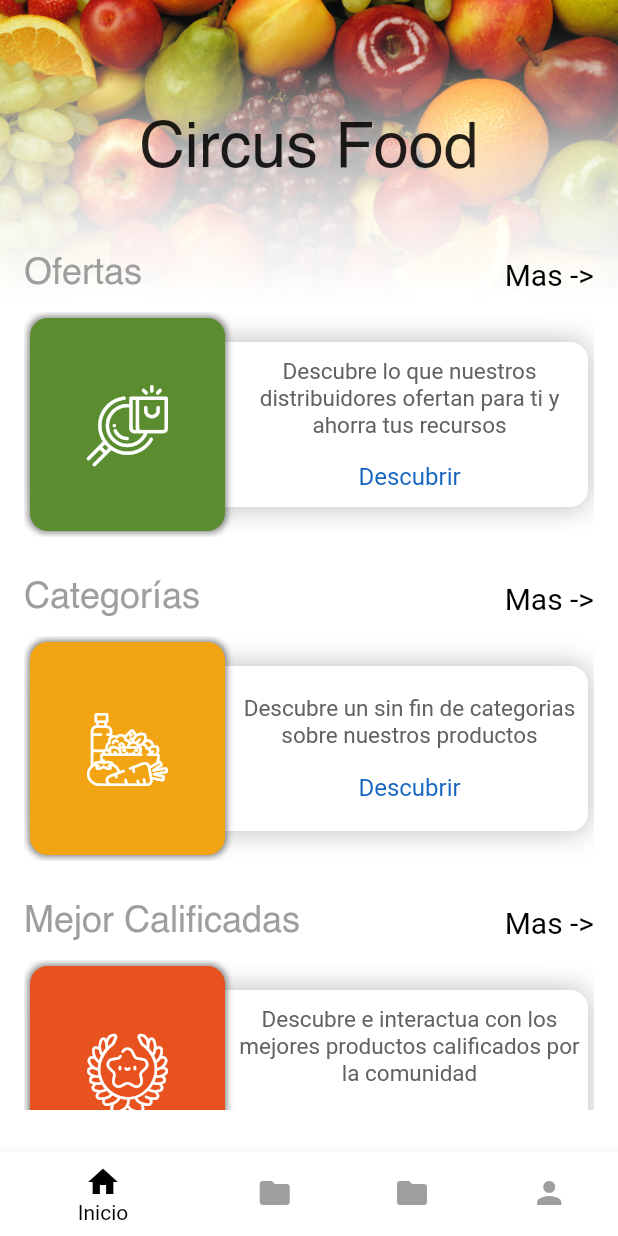
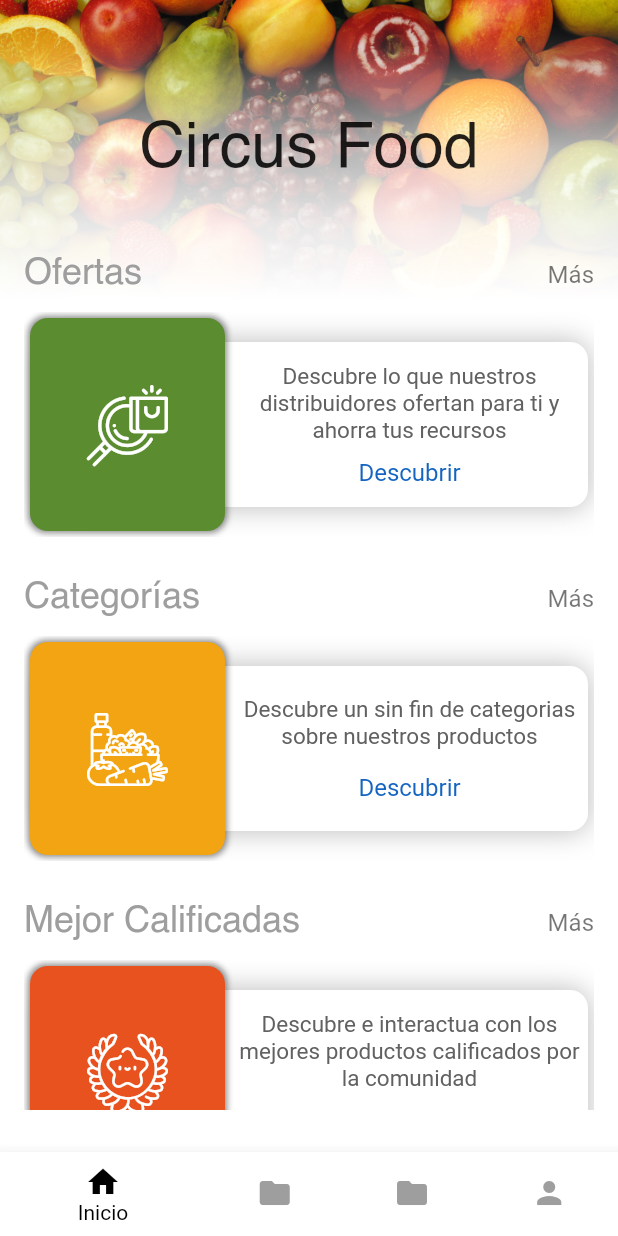
Before and after one commit to aurora-soft/aurora-fruts, a Flutter app: the screen it shows after launch, on a phone screen of 412 x 824 dp. Run offline on Flutter 3.47's test engine with Material 2 defaults, Android fonts, the phone set to English and light mode, and no system bars.

Commit message:
add changes physics

```diff
--- a/lib/main.dart
+++ b/lib/main.dart
@@ -29,8 +29,8 @@ class MyApp extends StatelessWidget {
           ),
           button: TextStyle(
             fontWeight: FontWeight.w400,
-            color: Colors.black,
-            fontSize: 20.0
+            color: Colors.black54,
+            fontSize: 16.0
           ),
           overline: TextStyle(
             fontFamily: 'Helvetica',
--- a/lib/ui/pages/home/widgets/cards.dart
+++ b/lib/ui/pages/home/widgets/cards.dart
@@ -7,7 +7,8 @@ class CardSection extends StatefulWidget {
   final double flex;
   final String color;
   final IconData icon;
-  CardSection({this.title, this.flex = 0.0, this.color, this.description,this.icon});
+  CardSection(
+      {this.title, this.flex = 0.0, this.color, this.description, this.icon});
 
   @override
   _CardSectionState createState() => _CardSectionState();
@@ -42,7 +43,7 @@ class _CardSectionState extends State<CardSection> {
                     style: Theme.of(context).textTheme.overline),
                 InkWell(
                     onTap: _activateScroll,
-                    child: Text('Mas ->',
+                    child: Text(isScrolling ? 'Ver todo' : 'Más',
                         style: Theme.of(context).textTheme.button)),
               ],
             ),
@@ -61,6 +62,9 @@ class _CardSectionState extends State<CardSection> {
                     color: widget.color,
                     isScrolling: isScrolling,
                     icon: widget.icon,
+                    ontap: (activate) {
+                      setState(() => isScrolling = activate);
+                    },
                   ),
                   for (int i = 0; i < 5; i++)
                     CardElement(
@@ -91,24 +95,36 @@ class CardInformation extends StatefulWidget {
   final String color;
   final String description;
   final IconData icon;
-  CardInformation({this.color, this.description, this.isScrolling, this.icon});
+  final Function(bool) ontap;
+  CardInformation(
+      {this.color, this.description, this.isScrolling, this.icon, this.ontap});
   @override
   _CardInformationState createState() => _CardInformationState();
 }
 
 class _CardInformationState extends State<CardInformation> {
   Widget _cover() {
-    return Container(
+    return InkWell(
+      onTap: () {
+        widget.ontap(false);
+      },
+      child: Container(
         height: 150.0,
         width: 130.0,
         decoration: BoxDecoration(
             color: config.convertColor(widget.color),
             borderRadius: BorderRadius.circular(12.0),
             boxShadow: [
-            BoxShadow(color: Colors.black45, blurRadius: 3.0, spreadRadius: 1.0)
+              BoxShadow(
+                  color: Colors.black45, blurRadius: 3.0, spreadRadius: 1.0)
             ]),
         child: Center(
-        child: Icon(widget.icon,size: 54.0,color: Colors.white,),
+          child: Icon(
+            widget.icon,
+            size: 54.0,
+            color: Colors.white,
+          ),
+        ),
       ),
     );
   }
@@ -129,14 +145,13 @@ class _CardInformationState extends State<CardInformation> {
           color: Colors.white,
           borderRadius: BorderRadius.circular(12.0)),
       child: Column(
-        mainAxisAlignment: MainAxisAlignment.center,
+        mainAxisAlignment: MainAxisAlignment.spaceEvenly,
         children: <Widget>[
           Text(
             widget.description,
             textAlign: TextAlign.center,
             style: TextStyle(fontSize: 15.0, color: Colors.grey[700]),
           ),
-          SizedBox(height: 16.0),
           Align(
               alignment: Alignment.bottomCenter,
               child: Text(
@@ -158,14 +173,12 @@ class _CardInformationState extends State<CardInformation> {
     return Container(
       margin: EdgeInsets.only(right: 8.0),
       padding: EdgeInsets.only(top: 4.0, bottom: 4.0, left: 4.0),
-      width: widget.isScrolling ? 150.0 : MediaQuery.of(context).size.width,
+      width: widget.isScrolling ? 160.0 : MediaQuery.of(context).size.width,
       height: 150.0,
       child: Stack(
         children: <Widget>[
           Transform.translate(
-              offset: Offset(
-                  widget.isScrolling ? -MediaQuery.of(context).size.width : 0.0,
-                  0.0),
+              offset: Offset(widget.isScrolling ? 24.0 : 0.0, 0.0),
               child: _information()),
           _cover(),
         ],
```
Lines whose indentation alone changed are shown as unchanged.
